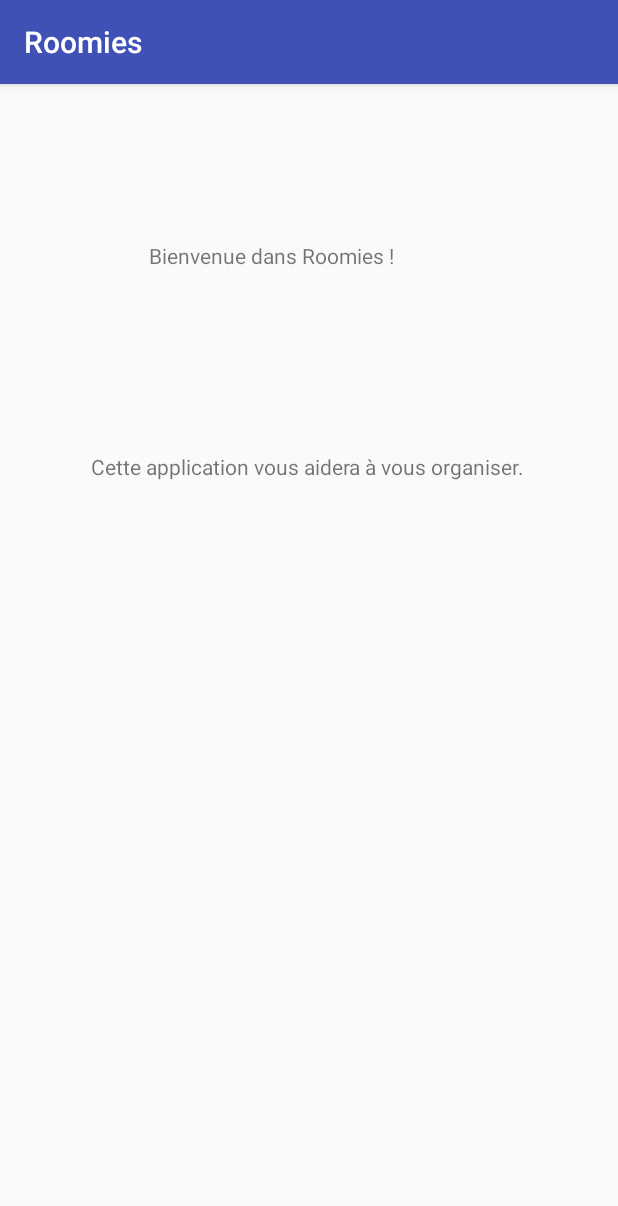
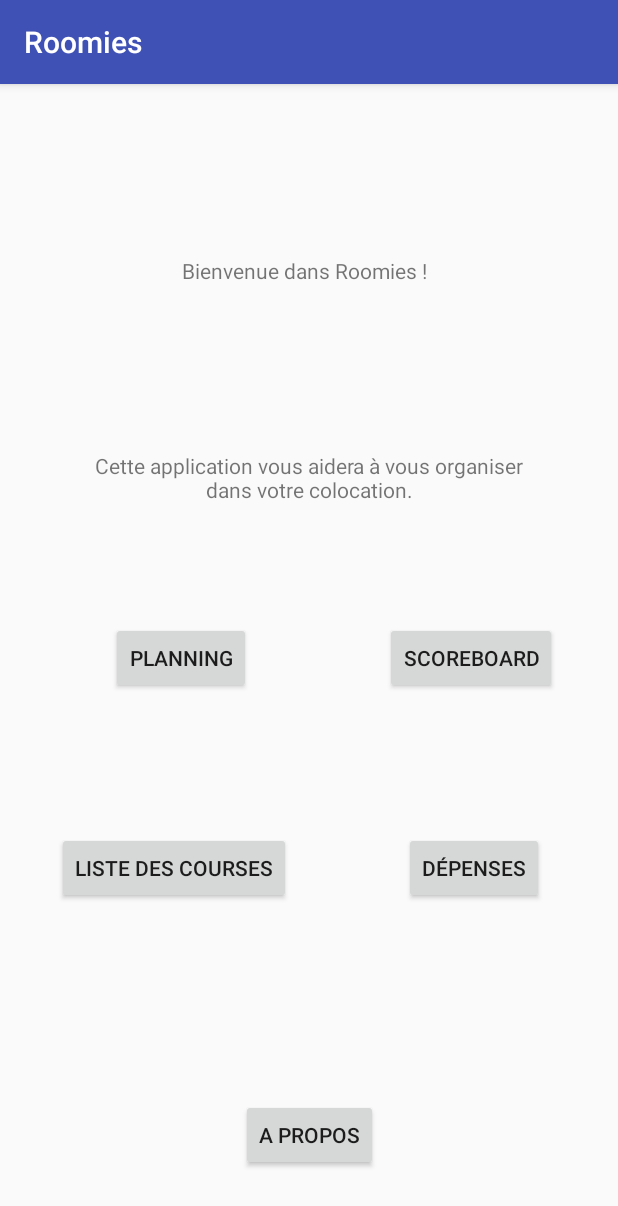
Before and after one commit to GaultierJousselin/Roomies, an Android app: the screen it shows after launch (MainActivity), on a phone screen of 412 x 824 dp. Shown: the top 1206 px of the screen. Run offline under Robolectric (Android 15) with nearby library versions, the phone set to English and light mode, and no system bars.

Commit message:
boutons fonctionnels

```diff
--- a/Colocapp/app/src/main/java/com/example/leale/colocapp/MainActivity.java
+++ b/Colocapp/app/src/main/java/com/example/leale/colocapp/MainActivity.java
@@ -1,7 +1,9 @@
 package com.example.leale.colocapp;
 
+import android.content.Intent;
 import android.support.v7.app.AppCompatActivity;
 import android.os.Bundle;
+import android.view.View;
 
 public class MainActivity extends AppCompatActivity {
 
@@ -10,4 +12,21 @@ public class MainActivity extends AppCompatActivity {
         super.onCreate(savedInstanceState);
         setContentView(R.layout.activity_main);
     }
+
+    public void planning (View view) {
+        startActivity(new Intent(this, Activity2.class));
+    }
+    public void liste_course (View view) {
+
+        startActivity(new Intent(this, Activity3.class));
+    }
+    public void money (View view) {
+        startActivity(new Intent(this, Activity4.class));
+    }
+    public void scoreboard (View view) {
+        startActivity(new Intent(this, Activity5.class));
+    }
+    public void nous (View view) {
+        startActivity(new Intent(this, Activity6.class));
+    }
 }
--- a/Colocapp/app/src/main/res/layout/activity_main.xml
+++ b/Colocapp/app/src/main/res/layout/activity_main.xml
@@ -8,24 +8,112 @@
 
     <TextView
         android:id="@+id/textView"
-        android:layout_width="213dp"
-        android:layout_height="55dp"
+        android:layout_width="172dp"
+        android:layout_height="31dp"
         android:text="@string/label_welcome"
         app:layout_constraintBottom_toBottomOf="parent"
         app:layout_constraintLeft_toLeftOf="parent"
+        app:layout_constraintTop_toTopOf="parent"
+        app:layout_constraintVertical_bias="0.156"
+        android:layout_marginRight="8dp"
         app:layout_constraintRight_toRightOf="parent"
-        app:layout_constraintTop_toTopOf="parent"
-        app:layout_constraintVertical_bias="0.147" />
+        app:layout_constraintHorizontal_bias="0.522" />
 
     <TextView
         android:layout_width="290dp"
         android:layout_height="34dp"
         android:text="@string/text_welcome"
+        android:gravity='center'
         app:layout_constraintBottom_toBottomOf="parent"
         app:layout_constraintLeft_toLeftOf="parent"
         app:layout_constraintRight_toRightOf="parent"
         app:layout_constraintTop_toTopOf="parent"
-        app:layout_constraintHorizontal_bias="0.495"
-        app:layout_constraintVertical_bias="0.334" />
+        app:layout_constraintVertical_bias="0.333"
+        android:id="@+id/textView2" />
+
+    <Button
+        android:id="@+id/button"
+        android:layout_width="wrap_content"
+        android:layout_height="wrap_content"
+        android:text="ScoreBoard"
+        android:onClick="scoreboard"
+        app:layout_constraintTop_toTopOf="parent"
+        android:layout_marginTop="8dp"
+        app:layout_constraintBottom_toBottomOf="parent"
+        android:layout_marginBottom="8dp"
+        android:layout_marginRight="8dp"
+        app:layout_constraintRight_toRightOf="parent"
+        android:layout_marginLeft="8dp"
+        app:layout_constraintLeft_toLeftOf="parent"
+        app:layout_constraintHorizontal_bias="0.883"
+        app:layout_constraintVertical_bias="0.498" />
+
+    <Button
+        android:id="@+id/button2"
+        android:layout_width="wrap_content"
+        android:layout_height="wrap_content"
+        android:text="Planning"
+        android:onClick="planning"
+        app:layout_constraintTop_toTopOf="parent"
+        android:layout_marginTop="8dp"
+        app:layout_constraintBottom_toBottomOf="parent"
+        android:layout_marginBottom="8dp"
+        android:layout_marginRight="8dp"
+        app:layout_constraintRight_toRightOf="parent"
+        android:layout_marginLeft="8dp"
+        app:layout_constraintLeft_toLeftOf="parent"
+        app:layout_constraintHorizontal_bias="0.219"
+        app:layout_constraintVertical_bias="0.498" />
+
+    <Button
+        android:id="@+id/button3"
+        android:layout_width="wrap_content"
+        android:layout_height="wrap_content"
+        android:layout_marginBottom="8dp"
+        android:layout_marginLeft="8dp"
+        android:layout_marginRight="8dp"
+        android:layout_marginTop="8dp"
+        android:text="Liste des courses"
+        android:onClick="liste_course"
+        app:layout_constraintBottom_toBottomOf="parent"
+        app:layout_constraintHorizontal_bias="0.126"
+        app:layout_constraintLeft_toLeftOf="parent"
+        app:layout_constraintRight_toRightOf="parent"
+        app:layout_constraintTop_toTopOf="parent"
+        app:layout_constraintVertical_bias="0.697" />
+
+    <Button
+        android:id="@+id/button4"
+        android:layout_width="wrap_content"
+        android:layout_height="wrap_content"
+        android:layout_marginBottom="8dp"
+        android:layout_marginLeft="8dp"
+        android:layout_marginRight="8dp"
+        android:layout_marginTop="8dp"
+        android:text="Dépenses"
+        android:onClick="money"
+        app:layout_constraintBottom_toBottomOf="parent"
+        app:layout_constraintHorizontal_bias="0.864"
+        app:layout_constraintLeft_toLeftOf="parent"
+        app:layout_constraintRight_toRightOf="parent"
+        app:layout_constraintTop_toTopOf="parent"
+        app:layout_constraintVertical_bias="0.697" />
+
+    <Button
+        android:id="@+id/button5"
+        android:layout_width="wrap_content"
+        android:layout_height="wrap_content"
+        android:layout_marginBottom="8dp"
+        android:layout_marginLeft="8dp"
+        android:layout_marginRight="8dp"
+        android:layout_marginTop="8dp"
+        android:text="A propos"
+        android:onClick="nous"
+        app:layout_constraintBottom_toBottomOf="parent"
+        app:layout_constraintLeft_toLeftOf="parent"
+        app:layout_constraintRight_toRightOf="parent"
+        app:layout_constraintTop_toTopOf="parent"
+        app:layout_constraintVertical_bias="0.95"
+        app:layout_constraintHorizontal_bias="0.501" />
 
 </android.support.constraint.ConstraintLayout>
--- a/Colocapp/app/src/main/res/values/strings.xml
+++ b/Colocapp/app/src/main/res/values/strings.xml
@@ -6,5 +6,5 @@
     <string name="title_activity_5">ScoreBoard</string>
     <string name="title_activity_6">A propos</string>
     <string name="label_welcome">Bienvenue dans Roomies !</string>
-    <string name="text_welcome">Cette application vous aidera à vous organiser.</string>
+    <string name="text_welcome">Cette application vous aidera à vous organiser dans votre colocation.</string>
 </resources>
```
